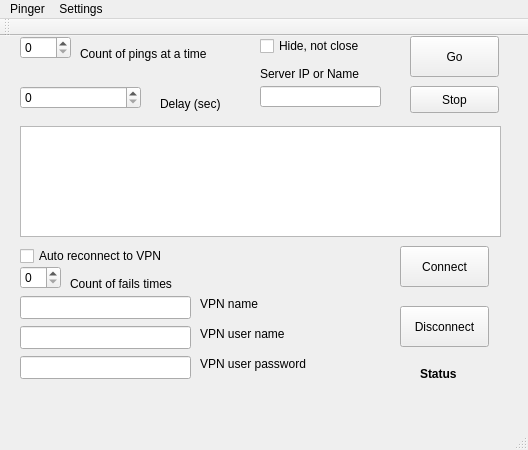
Above: mainwindow.ui from Velesey/pinger before the change. Below: the same form after it.
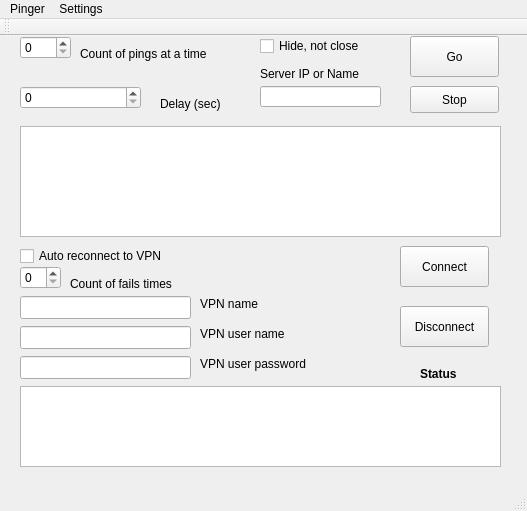
That is the form after the change. Icons and pictures are not drawn.

```diff
--- a/mainwindow.ui
+++ b/mainwindow.ui
@@ -6,8 +6,8 @@
    <rect>
     <x>0</x>
     <y>0</y>
-    <width>528</width>
-    <height>450</height>
+    <width>527</width>
+    <height>511</height>
    </rect>
   </property>
   <property name="windowTitle">
@@ -289,13 +289,23 @@
      <string>Status</string>
     </property>
    </widget>
+   <widget class="QTextBrowser" name="textBrowser_vpn">
+    <property name="geometry">
+     <rect>
+      <x>20</x>
+      <y>350</y>
+      <width>481</width>
+      <height>81</height>
+     </rect>
+    </property>
+   </widget>
   </widget>
   <widget class="QMenuBar" name="menuBar">
    <property name="geometry">
     <rect>
      <x>0</x>
      <y>0</y>
-     <width>528</width>
+     <width>527</width>
      <height>25</height>
     </rect>
    </property>
```
Left out of the diff: 4 changed lines with no effect on the pictures.
